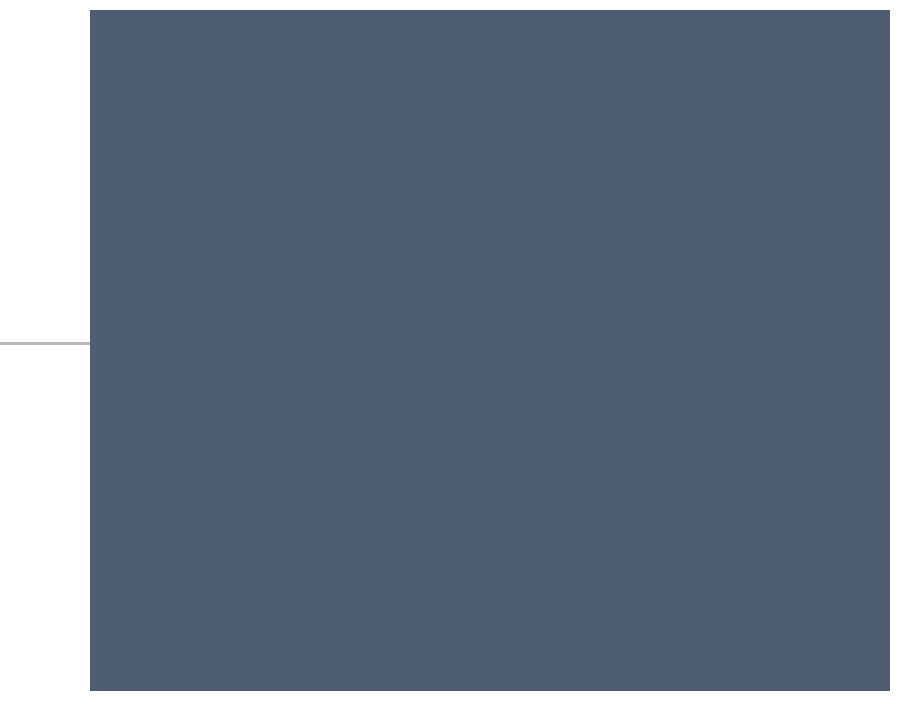
Bogachevx/Artist, file mainwidget.ui: the form before one commit.
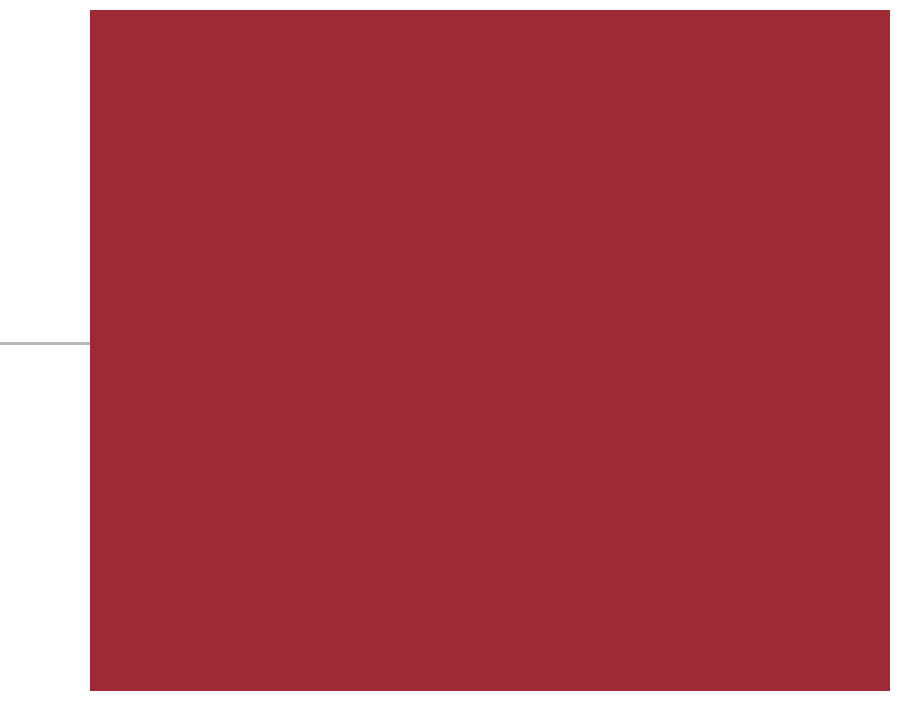
The form after the commit. Icons and pictures are not drawn.

The edit to the form file:
```diff
--- a/mainwidget.ui
+++ b/mainwidget.ui
@@ -210,7 +210,7 @@
     </rect>
    </property>
    <property name="styleSheet">
-    <string notr="true">background-color: rgb(79, 93, 115);</string>
+    <string notr="true">background-color: rgb(157, 42, 52);</string>
    </property>
    <property name="text">
     <string/>
```
